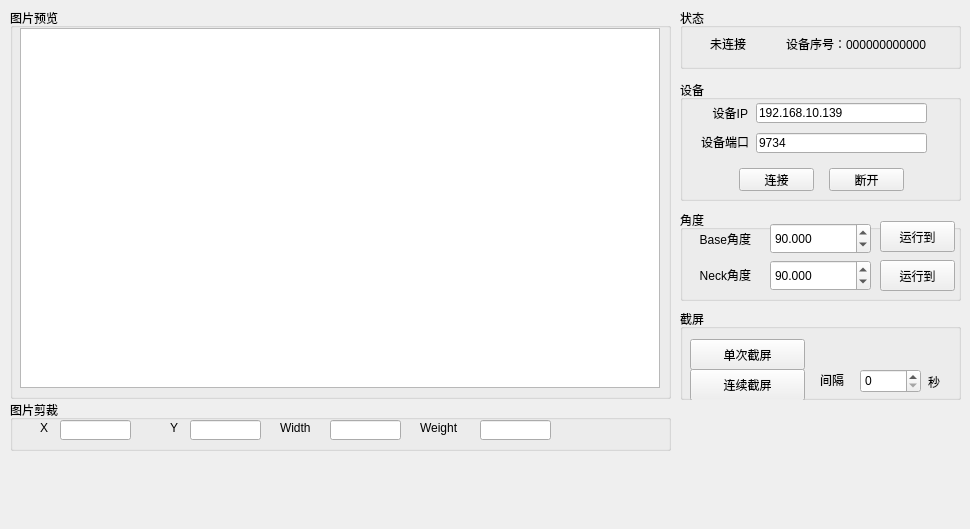
This is mainwindow.ui in lorinx8/jfc-debugger-v2 as Qt 5 draws it before an edit. The edited form follows.
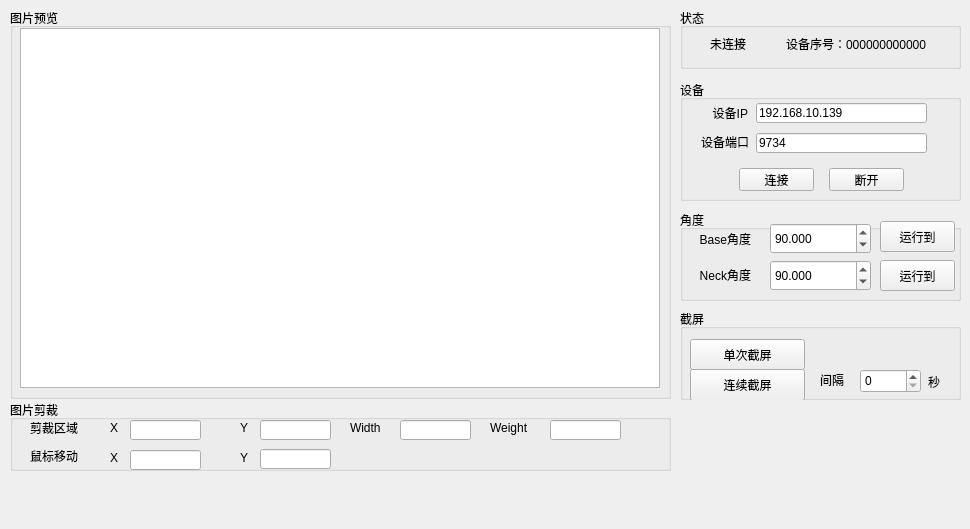
This is the edited form.

```diff
--- a/mainwindow.ui
+++ b/mainwindow.ui
@@ -253,7 +253,7 @@
       <x>10</x>
       <y>400</y>
       <width>661</width>
-      <height>51</height>
+      <height>71</height>
      </rect>
     </property>
     <property name="title">
@@ -262,7 +262,7 @@
     <widget class="QLabel" name="label_5">
      <property name="geometry">
       <rect>
-       <x>30</x>
+       <x>100</x>
        <y>20</y>
        <width>16</width>
        <height>16</height>
@@ -275,7 +275,7 @@
     <widget class="QLabel" name="label_6">
      <property name="geometry">
       <rect>
-       <x>270</x>
+       <x>340</x>
        <y>20</y>
        <width>31</width>
        <height>16</height>
@@ -288,7 +288,7 @@
     <widget class="QLabel" name="label_7">
      <property name="geometry">
       <rect>
-       <x>160</x>
+       <x>230</x>
        <y>20</y>
        <width>16</width>
        <height>16</height>
@@ -301,7 +301,7 @@
     <widget class="QLabel" name="label_8">
      <property name="geometry">
       <rect>
-       <x>410</x>
+       <x>480</x>
        <y>20</y>
        <width>41</width>
        <height>16</height>
@@ -314,7 +314,7 @@
     <widget class="QLineEdit" name="lineEdit_CropX">
      <property name="geometry">
       <rect>
-       <x>50</x>
+       <x>120</x>
        <y>20</y>
        <width>71</width>
        <height>20</height>
@@ -327,7 +327,7 @@
     <widget class="QLineEdit" name="lineEdit_2">
      <property name="geometry">
       <rect>
-       <x>180</x>
+       <x>250</x>
        <y>20</y>
        <width>71</width>
        <height>20</height>
@@ -340,7 +340,7 @@
     <widget class="QLineEdit" name="lineEdit_3">
      <property name="geometry">
       <rect>
-       <x>320</x>
+       <x>390</x>
        <y>20</y>
        <width>71</width>
        <height>20</height>
@@ -353,7 +353,7 @@
     <widget class="QLineEdit" name="lineEdit_4">
      <property name="geometry">
       <rect>
-       <x>470</x>
+       <x>540</x>
        <y>20</y>
        <width>71</width>
        <height>20</height>
@@ -363,6 +363,84 @@
       <bool>true</bool>
      </property>
     </widget>
+    <widget class="QLabel" name="label_11">
+     <property name="geometry">
+      <rect>
+       <x>20</x>
+       <y>20</y>
+       <width>59</width>
+       <height>16</height>
+      </rect>
+     </property>
+     <property name="text">
+      <string>剪裁区域</string>
+     </property>
+    </widget>
+    <widget class="QLabel" name="label_12">
+     <property name="geometry">
+      <rect>
+       <x>20</x>
+       <y>48</y>
+       <width>59</width>
+       <height>16</height>
+      </rect>
+     </property>
+     <property name="text">
+      <string>鼠标移动</string>
+     </property>
+    </widget>
+    <widget class="QLabel" name="label_13">
+     <property name="geometry">
+      <rect>
+       <x>100</x>
+       <y>50</y>
+       <width>16</width>
+       <height>16</height>
+      </rect>
+     </property>
+     <property name="text">
+      <string>X</string>
+     </property>
+    </widget>
+    <widget class="QLabel" name="label_14">
+     <property name="geometry">
+      <rect>
+       <x>230</x>
+       <y>50</y>
+       <width>16</width>
+       <height>16</height>
+      </rect>
+     </property>
+     <property name="text">
+      <string>Y</string>
+     </property>
+    </widget>
+    <widget class="QLineEdit" name="lineEdit_mouseX">
+     <property name="geometry">
+      <rect>
+       <x>120</x>
+       <y>50</y>
+       <width>71</width>
+       <height>20</height>
+      </rect>
+     </property>
+     <property name="readOnly">
+      <bool>true</bool>
+     </property>
+    </widget>
+    <widget class="QLineEdit" name="lineEdit_mouseY">
+     <property name="geometry">
+      <rect>
+       <x>250</x>
+       <y>49</y>
+       <width>71</width>
+       <height>20</height>
+      </rect>
+     </property>
+     <property name="readOnly">
+      <bool>true</bool>
+     </property>
+    </widget>
    </widget>
    <widget class="QGroupBox" name="groupBox_4">
     <property name="geometry">
```
Left out of the diff: 25 changed lines with no effect on the pictures.
